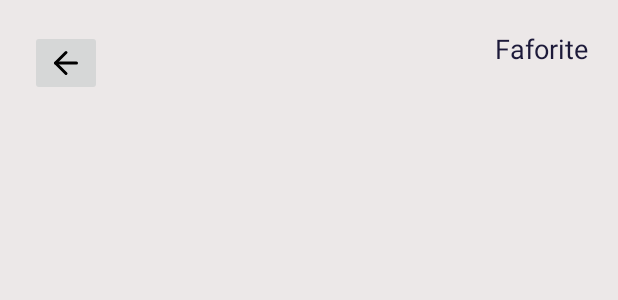
After one commit to Akasora13/PESONA, an Android app: the layout activity_faforit.xml on its own in the app's theme, with its tools: preview values and no code run, on a phone screen of 412 x 824 dp. The commit adds this screen. Shown: the top 300 px of the screen. Run offline under Robolectric (Android 15) with nearby library versions, the phone set to English and light mode, and no system bars.

Commit message:
buat halaman faforit, halaman populer

```diff
--- /dev/null
+++ b/app/src/main/res/drawable/ic_arrow_left.xml
@@ -0,0 +1,20 @@
+<vector xmlns:android="http://schemas.android.com/apk/res/android"
+    android:width="24dp"
+    android:height="24dp"
+    android:viewportWidth="24"
+    android:viewportHeight="24">
+  <path
+      android:pathData="M19,12H5"
+      android:strokeLineJoin="round"
+      android:strokeWidth="2"
+      android:fillColor="#00000000"
+      android:strokeColor="#000000"
+      android:strokeLineCap="round"/>
+  <path
+      android:pathData="M12,19L5,12L12,5"
+      android:strokeLineJoin="round"
+      android:strokeWidth="2"
+      android:fillColor="#00000000"
+      android:strokeColor="#000000"
+      android:strokeLineCap="round"/>
+</vector>
--- /dev/null
+++ b/app/src/main/res/layout/activity_faforit.xml
@@ -0,0 +1,36 @@
+<?xml version="1.0" encoding="utf-8"?>
+<LinearLayout xmlns:android="http://schemas.android.com/apk/res/android"
+    xmlns:app="http://schemas.android.com/apk/res-auto"
+    xmlns:tools="http://schemas.android.com/tools"
+    android:layout_width="match_parent"
+    android:padding="20dp"
+    android:background="#ECE8E8"
+    android:layout_height="match_parent"
+    android:orientation="vertical"
+    tools:context=".popular">
+    <LinearLayout
+        android:layout_width="match_parent"
+        android:layout_height="wrap_content"
+        android:orientation="horizontal"
+        >
+<ImageButton
+    android:layout_width="wrap_content"
+    android:layout_height="wrap_content"
+    android:src="@drawable/ic_arrow_left"/>
+        <View
+            android:layout_width="0dp"
+            android:layout_height="match_parent"
+            android:layout_weight="1" />
+
+        <TextView
+            android:layout_width="wrap_content"
+            android:layout_height="match_parent"
+            android:text="Faforite"
+            android:textColor="#1c1939"
+            android:textSize="18dp" />
+    </LinearLayout>
+
+    <androidx.recyclerview.widget.RecyclerView
+        android:layout_width="match_parent"
+        android:layout_height="match_parent"/>
+</LinearLayout>
```
Also changed, not shown: app/src/main/AndroidManifest.xml (+5 -2 lines), app/src/main/java/id/internraion/pesona/faforit.kt (added, +11 -0 lines), app/src/main/java/id/internraion/pesona/popular.kt (added, +11 -0 lines), app/src/main/res/drawable/button_favorite.xml (added, +19 -0 lines), app/src/main/res/layout/activity_main.xml (+7 -4 lines), app/src/main/res/layout/activity_popular.xml (added, +23 -0 lines), app/src/main/res/layout/item_list_faforit.xml (added, +37 -0 lines), app/src/main/res/layout/item_list_populer.xml (added, +37 -0 lines).
